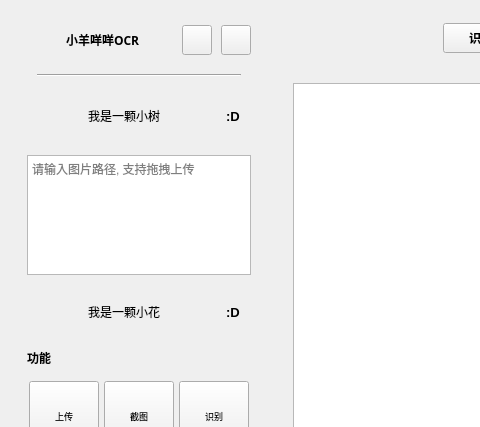
This is widget.ui in slicesteak/SheepOCR as Qt 5 draws it before an edit; both pictures show x 0 to 480 and y 0 to 427 of the 1030 by 685 pixel window. The edited form follows.
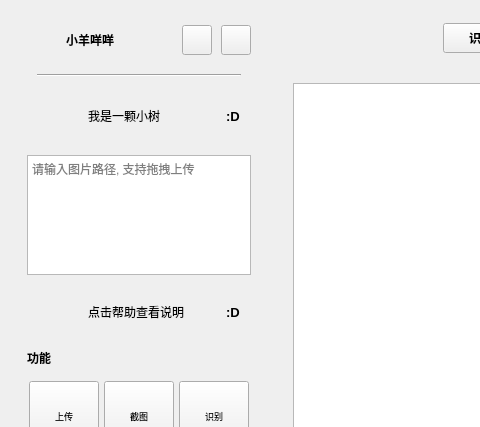
This is the edited form. Icons and pictures are not drawn.

Commit message: '修改UI，加了帮助和赞赏'

```diff
--- a/widget.ui
+++ b/widget.ui
@@ -140,7 +140,7 @@
                  </font>
                 </property>
                 <property name="text">
-                 <string>小羊咩咩OCR</string>
+                 <string>小羊咩咩</string>
                 </property>
                </widget>
               </item>
@@ -359,7 +359,7 @@
                   </font>
                  </property>
                  <property name="text">
-                  <string>我是一颗小花</string>
+                  <string>点击帮助查看说明</string>
                  </property>
                 </widget>
                </item>
```
Left out of the diff: 12 changed lines with no effect on the pictures. The commit also changes 29 other files.
